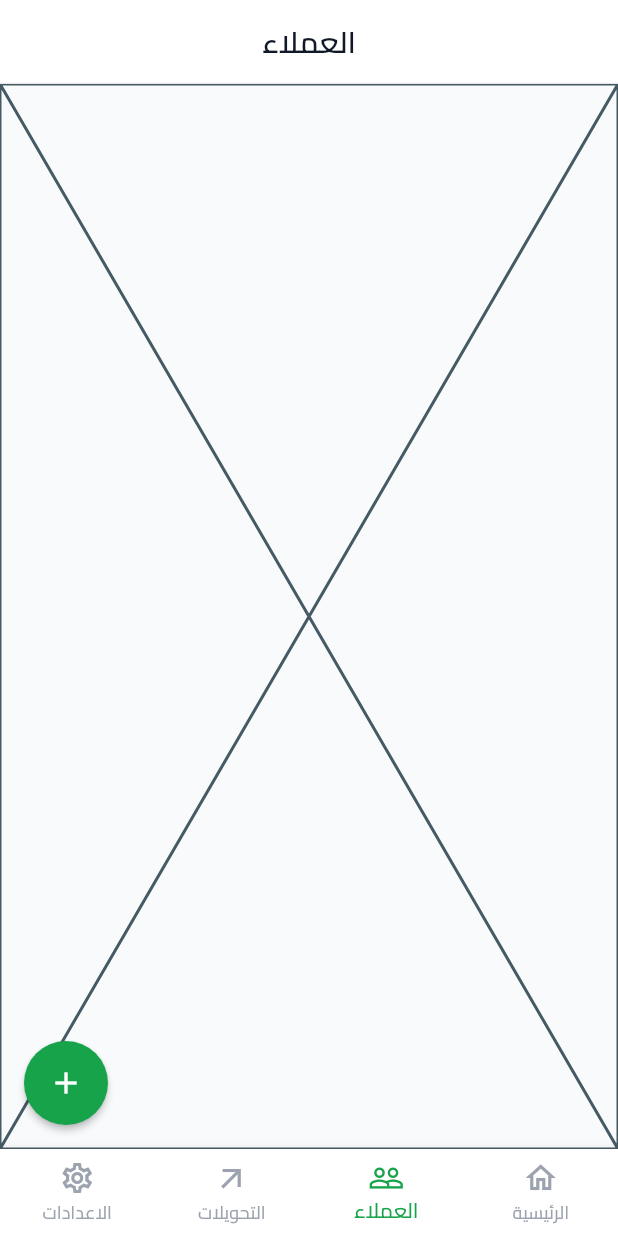
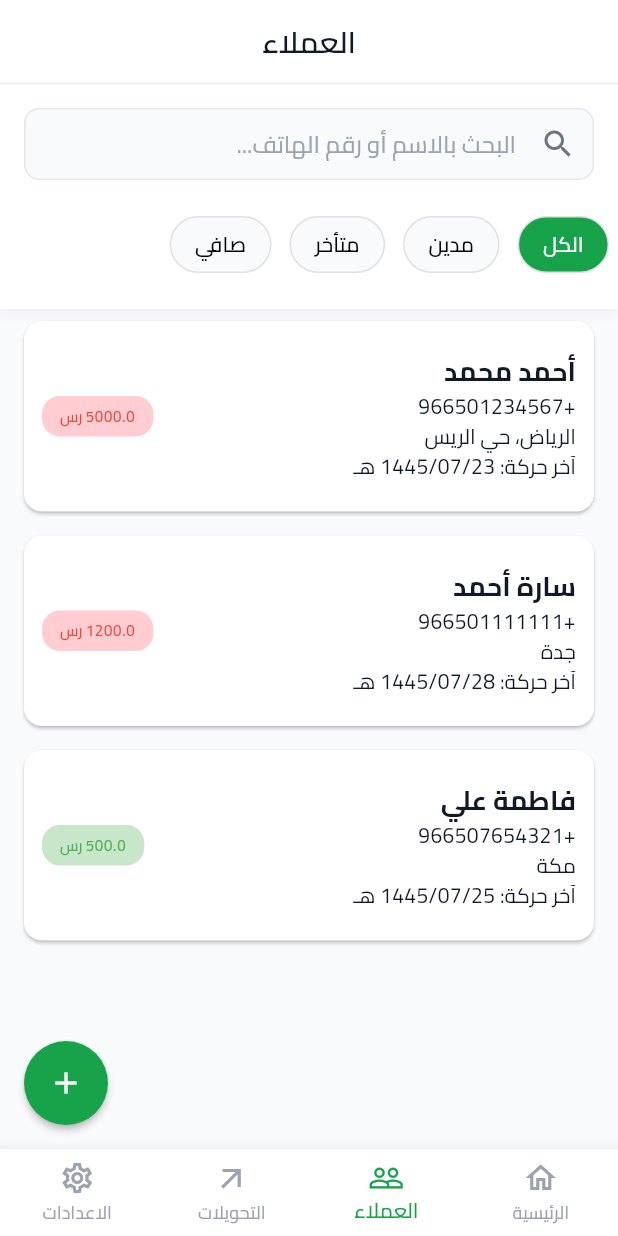
Before and after one commit to MolhamZL1/debt_managment_app, a Flutter app: the screen it shows after launch, item 2 of the bottom bar chosen, on a phone screen of 412 x 824 dp. Run offline on Flutter 3.47's test engine with Material 3 defaults, Android fonts, the light colour scheme and no system bars; our stand-ins replace awesome_dialog, bloc, cached_network_image, dartz, dio, flutter_bloc and 3 more.

Commit message:
clientview and deteliesview

```diff
--- a/lib/core/routing/routing.dart
+++ b/lib/core/routing/routing.dart
@@ -3,6 +3,7 @@ import 'package:debt_managment_app/features/auth/presentation/views/verf_code_vi
 import 'package:flutter/material.dart';
 
 import '../../features/auth/presentation/views/sign_up_view.dart';
+import '../../features/clientes/presentation/views/client_detelies_view.dart';
 import '../../features/main/presntation/views/main_view.dart';
 
 Route<dynamic>? onGenerateRoute(RouteSettings settings) {
@@ -15,6 +16,8 @@ Route<dynamic>? onGenerateRoute(RouteSettings settings) {
       return MaterialPageRoute(builder: (_) => const VerfCodeView());
     case MainView.routename:
       return MaterialPageRoute(builder: (_) => const MainView());
+         case  ClientDeteliesView.routename:
+      return MaterialPageRoute(builder: (_) => const ClientDeteliesView());
     default:
       return MaterialPageRoute(builder: (context) => Scaffold());
   }
--- a/lib/core/theme/app_colors.dart
+++ b/lib/core/theme/app_colors.dart
@@ -7,7 +7,7 @@ abstract class AppColors {
   // للخلفيات
   static const Color background = Color(0xFFF9FAFB); // رمادي فاتح جداً
   static const Color form = Color(0xFFF3F4F6); // رمادي فاتح للفورم
-
+  static const Color border = Colors.grey;
   // البطاقات
   static const Color cardLight = Colors.white;
   static const Color cardDark = Color(0xFF1E293B);
--- /dev/null
+++ b/lib/core/widgets/custom_serch_text_faild.dart
@@ -0,0 +1,36 @@
+import 'package:debt_managment_app/core/theme/app_colors.dart';
+import 'package:flutter/material.dart';
+
+class CustomSerchTextFaild extends StatelessWidget {
+  // final TextEditingController controller;
+  // final ValueChanged<String> onChanged;
+  final String hintText;
+
+  const CustomSerchTextFaild({
+    super.key,
+    // required this.controller,
+    // required this.onChanged,
+    required this.hintText,
+  });
+
+  @override
+  Widget build(BuildContext context) {
+    return Padding(
+      padding: const EdgeInsets.symmetric(horizontal: 16, vertical: 8),
+      child: TextField(
+        // controller: controller,
+        // onChanged: onChanged,
+        decoration: InputDecoration(
+          hintText: hintText,
+          prefixIcon: const Icon(Icons.search),
+          filled: true,
+          fillColor: AppColors.background,
+          contentPadding: const EdgeInsets.symmetric(
+            horizontal: 16,
+            vertical: 12,
+          ),
+        ),
+      ),
+    );
+  }
+}
--- /dev/null
+++ b/lib/features/clientes/presentation/views/widgets/Search_Filter_Section.dart
@@ -0,0 +1,48 @@
+import 'package:flutter/material.dart';
+import '../../../../../core/widgets/custom_serch_text_faild.dart';
+import 'client_filter.dart';
+
+class SearchFilterSection extends StatefulWidget {
+
+
+  const SearchFilterSection({
+    super.key,
+
+  });
+
+  @override
+  State<SearchFilterSection> createState() => _SearchFilterSectionState();
+}
+
+class _SearchFilterSectionState extends State<SearchFilterSection> {
+    int selectedFilter = 0;
+  @override
+  Widget build(BuildContext context) {
+    return Container(
+      padding: const EdgeInsets.symmetric(vertical: 8),
+      decoration: BoxDecoration(
+        color: Colors.white,
+        boxShadow: [
+          BoxShadow(
+            color: Colors.grey.withOpacity(0.1),
+            blurRadius: 6,
+            offset: const Offset(0, 3),
+          ),
+        ],
+      ),
+      child: Column(
+      children: [
+        CustomSerchTextFaild(hintText: "البحث بالاسم أو رقم الهاتف..."),
+        FilterChipsWidget(
+          selectedIndex: selectedFilter,
+          onSelected: (index) {
+            setState(() {
+              selectedFilter = index;
+            });
+          },
+        ),
+      ],
+    )
+    );
+  }
+}
--- /dev/null
+++ b/lib/features/clientes/presentation/views/widgets/client_contact.dart
@@ -0,0 +1,46 @@
+import 'package:flutter/material.dart';
+
+import 'contact_card.dart';
+
+class ClientContact extends StatefulWidget {
+  const ClientContact({super.key});
+
+  @override
+  State<ClientContact> createState() => _ClientContactState();
+}
+
+class _ClientContactState extends State<ClientContact> {
+  final List<Contact> contacts = [
+    Contact(
+      name: "أحمد محمد",
+      phone: "+966501234567",
+      address: "الرياض، حي الريس",
+      lastTransaction: "1445/07/23 هـ",
+      balance: -5000,
+    ),
+    Contact(
+      name: "سارة أحمد",
+      phone: "+966501111111",
+      address: "جدة",
+      lastTransaction: "1445/07/28 هـ",
+      balance: -1200,
+    ),
+    Contact(
+      name: "فاطمة علي",
+      phone: "+966507654321",
+      address: "مكة",
+      lastTransaction: "1445/07/25 هـ",
+      balance: 500,
+    ),
+  ];
+  Widget build(BuildContext context) {
+    return Expanded(
+      child: ListView.builder(
+        itemCount: contacts.length,
+        itemBuilder: (context, index) {
+          return ContactCardWidget(contact: contacts[index]);
+        },
+      ),
+    );
+  }
+}
--- /dev/null
+++ b/lib/features/clientes/presentation/views/widgets/client_filter.dart
@@ -0,0 +1,52 @@
+import 'package:debt_managment_app/core/theme/app_colors.dart';
+import 'package:flutter/material.dart';
+
+class FilterChipsWidget extends StatelessWidget {
+  final int selectedIndex;
+  final Function(int) onSelected;
+
+  const FilterChipsWidget({
+    super.key,
+    required this.selectedIndex,
+    required this.onSelected,
+  });
+
+  @override
+  Widget build(BuildContext context) {
+    final filters = ["الكل", "مدين", "متأخر", "صافي"];
+
+    return Padding(
+      padding: const EdgeInsets.symmetric(vertical: 16.0),
+      child: Row(
+        children: List.generate(filters.length, (index) {
+          final isSelected = selectedIndex == index;
+
+          return Padding(
+            padding: const EdgeInsets.symmetric(horizontal: 6),
+            child: GestureDetector(
+              onTap: () => onSelected(index),
+              child: Container(
+                padding: const EdgeInsets.symmetric(
+                  horizontal: 16,
+                  vertical: 8,
+                ),
+                decoration: BoxDecoration(
+                  color: isSelected ? AppColors.primary : AppColors.background,
+                  border: Border.all(color: Colors.grey.shade300),
+                  borderRadius: BorderRadius.circular(20),
+                ),
+                child: Text(
+                  filters[index],
+                  style: TextStyle(
+                    color: isSelected ? Colors.white : Colors.black,
+                    fontWeight: FontWeight.w500,
+                  ),
+                ),
+              ),
+            ),
+          );
+        }),
+      ),
+    );
+  }
+}
--- a/lib/features/clientes/presentation/views/widgets/client_view_body.dart
+++ b/lib/features/clientes/presentation/views/widgets/client_view_body.dart
@@ -1,10 +1,19 @@
 import 'package:flutter/material.dart';
 
-class ClientViewBody extends StatelessWidget {
+import 'Search_Filter_Section.dart';
+import 'client_contact.dart';
+
+class ClientViewBody extends StatefulWidget {
   const ClientViewBody({super.key});
 
   @override
+  State<ClientViewBody> createState() => _ClientViewBodyState();
+}
+
+class _ClientViewBodyState extends State<ClientViewBody> {
+  int selectedFilter = 0;
+  @override
   Widget build(BuildContext context) {
-    return const Placeholder();
+    return Column(children: [SearchFilterSection(), ClientContact()]);
   }
 }
--- /dev/null
+++ b/lib/features/clientes/presentation/views/widgets/contact_card.dart
@@ -0,0 +1,70 @@
+import 'package:debt_managment_app/core/theme/app_text_styles.dart';
+import 'package:debt_managment_app/features/clientes/presentation/views/client_detelies_view.dart';
+import 'package:flutter/material.dart';
+
+class ContactCardWidget extends StatelessWidget {
+  final Contact contact;
+
+  const ContactCardWidget({super.key, required this.contact});
+
+  @override
+  Widget build(BuildContext context) {
+    final isDebt = contact.balance < 0;
+    final balanceColor = isDebt ? Colors.red[100] : Colors.green[100];
+    final textbalanceColor = isDebt ? Colors.red : Colors.green;
+    return Card(
+      margin: const EdgeInsets.symmetric(vertical: 8, horizontal: 16),
+      shape: RoundedRectangleBorder(borderRadius: BorderRadius.circular(12)),
+      child: ListTile(
+        contentPadding: const EdgeInsets.all(12),
+        title: Text(
+          contact.name,
+          style: AppTextStyles.titleMedium.copyWith(
+            fontWeight: FontWeight.bold,
+          ),
+        ),
+        subtitle: Column(
+          crossAxisAlignment: CrossAxisAlignment.start,
+          children: [
+            Text(contact.phone),
+            Text(contact.address),
+            Text("آخر حركة: ${contact.lastTransaction}"),
+          ],
+        ),
+        trailing: GestureDetector(
+          onTap: () {
+            // TODO: navigate to contact details
+            Navigator.pushNamed(context, ClientDeteliesView.routename);
+          },
+          child: Container(
+            padding: const EdgeInsets.symmetric(horizontal: 12, vertical: 6),
+            decoration: BoxDecoration(
+              color: balanceColor,
+              borderRadius: BorderRadius.circular(12),
+            ),
+            child: Text(
+              "${contact.balance.abs()} رس",
+              style: TextStyle(color: textbalanceColor),
+            ),
+          ),
+        ),
+      ),
+    );
+  }
+}
+
+class Contact {
+  final String name;
+  final String phone;
+  final String address;
+  final String lastTransaction;
+  final double balance;
+
+  Contact({
+    required this.name,
+    required this.phone,
+    required this.address,
+    required this.lastTransaction,
+    required this.balance,
+  });
+}
```
Also changed, not shown: lib/features/clientes/presentation/views/client_detelies_view.dart (added, +21 -0 lines), lib/features/clientes/presentation/views/widgets/Action_Buttons_Row.dart (added, +56 -0 lines), lib/features/clientes/presentation/views/widgets/Client_Detelies_View_Body.dart (added, +17 -0 lines), lib/features/clientes/presentation/views/widgets/Contact_Header_Card.dart (added, +120 -0 lines), lib/features/clientes/presentation/views/widgets/Debt_Item_Card.dart (added, +87 -0 lines), lib/features/clientes/presentation/views/widgets/Segmented_Tabs.dart (added, +46 -0 lines), lib/features/clientes/presentation/views/widgets/Stats_Row.dart (added, +59 -0 lines).
